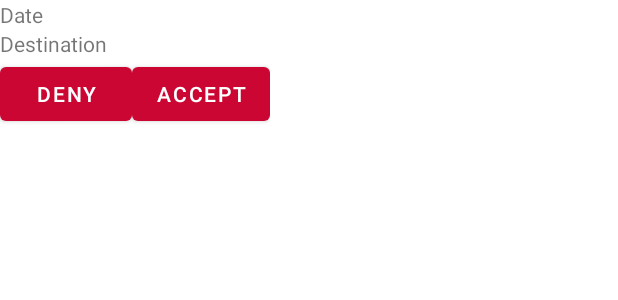
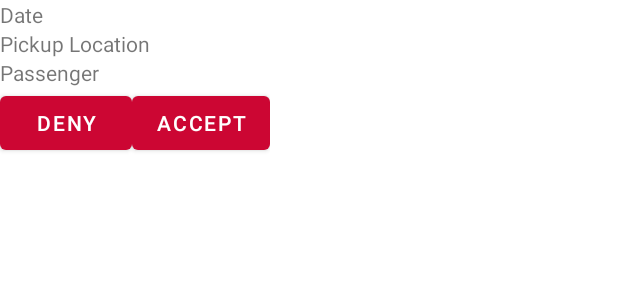
Before and after one commit to kevins10/BackseatDrivers, an Android app: the layout notification_adapter.xml on its own in the app's theme, with its tools: preview values and no code run, on a phone screen of 412 x 824 dp. Shown: the top 300 px of the screen. Run offline under Robolectric (Android 15) with nearby library versions, the phone set to English and light mode, and no system bars.

Commit message:
fix notification text displays

```diff
--- a/app/src/main/java/com/example/backseatdrivers/ui/home/HomeAdapter.kt
+++ b/app/src/main/java/com/example/backseatdrivers/ui/home/HomeAdapter.kt
@@ -45,7 +45,7 @@ class HomeAdapter(private val context: Context, private var list: ArrayList<Data
         CoroutineScope(Dispatchers.Main).launch {
             val firstName = Queries().getFirstName(driver.toString())
             val lastName = Queries().getLastName(driver.toString())
-            dateTimeTextView.text = "Leave at: ${dateTime.toString()}"
+            dateTimeTextView.text = "Date: ${dateTime.toString()}"
             driverTextView.text = "Driver: $firstName $lastName"
             destTextView.text = "Desination: ${destination.toString()}"
         }
--- a/app/src/main/res/layout/notification_adapter.xml
+++ b/app/src/main/res/layout/notification_adapter.xml
@@ -7,14 +7,20 @@
     <TextView
         android:layout_width="wrap_content"
         android:layout_height="wrap_content"
-        android:id = "@+id/na_pickup"
+        android:id = "@+id/na_date"
         android:text="Date"/>
 
     <TextView
         android:layout_width="wrap_content"
         android:layout_height="wrap_content"
+        android:id = "@+id/na_pickup"
+        android:text="Pickup Location"/>
+
+    <TextView
+        android:layout_width="wrap_content"
+        android:layout_height="wrap_content"
         android:id = "@+id/na_passenger"
-        android:text="Destination"/>
+        android:text="Passenger"/>
     <LinearLayout
         android:layout_width="wrap_content"
         android:layout_height="wrap_content">
```
Also changed, not shown: app/src/main/java/com/example/backseatdrivers/database/Queries.kt (+10 -2 lines), app/src/main/java/com/example/backseatdrivers/ui/notifications/NotificationAdapter.kt (+20 -3 lines), app/src/main/res/layout/activity_ride_view.xml (+3 -6 lines).
